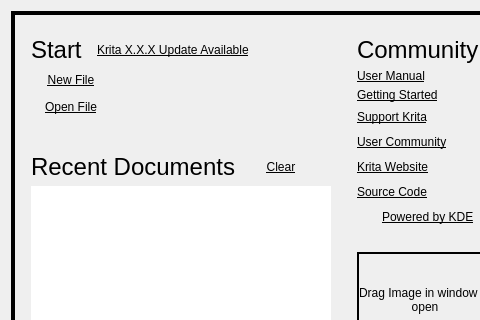
This is libs/ui/forms/KisWelcomePage.ui in KDE/krita as Qt 5 draws it before an edit; both pictures show x 0 to 480 and y 0 to 320 of the 788 by 476 pixel window. The edited form follows.
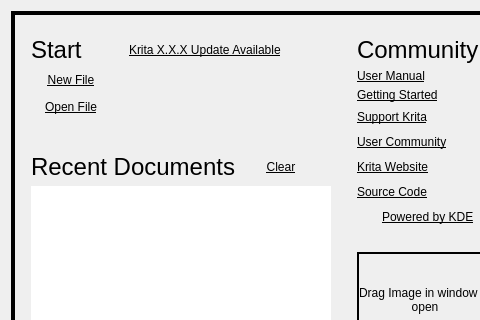
This is the edited form. Custom widgets are drawn as their Qt base class.

Commit message: Add icon to notification message

```diff
--- a/libs/ui/forms/KisWelcomePage.ui
+++ b/libs/ui/forms/KisWelcomePage.ui
@@ -443,6 +443,12 @@
               <verstretch>0</verstretch>
              </sizepolicy>
             </property>
+            <property name="minimumSize">
+             <size>
+              <width>70</width>
+              <height>0</height>
+             </size>
+            </property>
             <property name="font">
              <font>
               <pointsize>18</pointsize>
@@ -453,6 +459,34 @@
             </property>
            </widget>
           </item>
+          <item>
+           <widget class="QPushButton" name="alertIcon">
+            <property name="sizePolicy">
+             <sizepolicy hsizetype="Fixed" vsizetype="Fixed">
+              <horstretch>0</horstretch>
+              <verstretch>0</verstretch>
+             </sizepolicy>
+            </property>
+            <property name="maximumSize">
+             <size>
+              <width>16</width>
+              <height>16</height>
+             </size>
+            </property>
+            <property name="text">
+             <string/>
+            </property>
+            <property name="iconSize">
+             <size>
+              <width>16</width>
+              <height>16</height>
+             </size>
+            </property>
+            <property name="flat">
+             <bool>true</bool>
+            </property>
+           </widget>
+          </item>
           <item>
            <widget class="QLabel" name="versionNotificationLabel">
             <property name="sizePolicy">
@@ -470,7 +504,7 @@
              <string>Krita X.X.X Update Available</string>
             </property>
             <property name="indent">
-             <number>10</number>
+             <number>2</number>
             </property>
             <property name="openExternalLinks">
              <bool>false</bool>
```
The commit also changes 1 other file.
